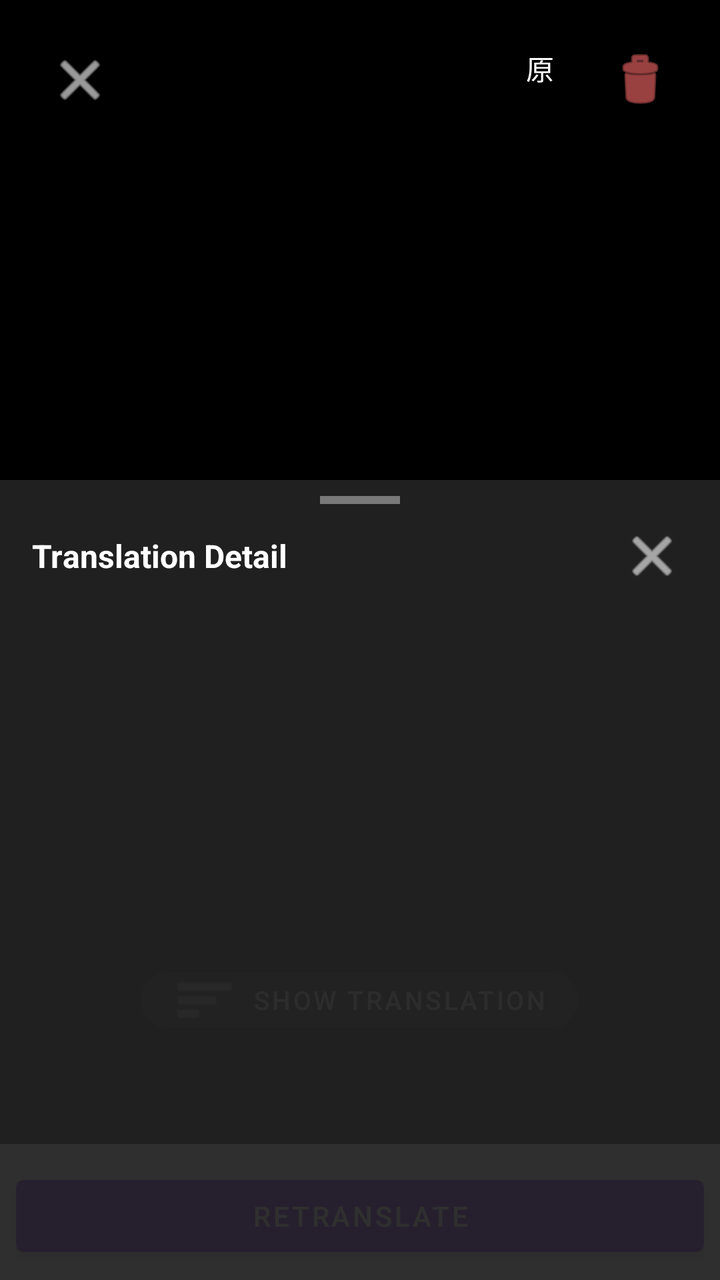
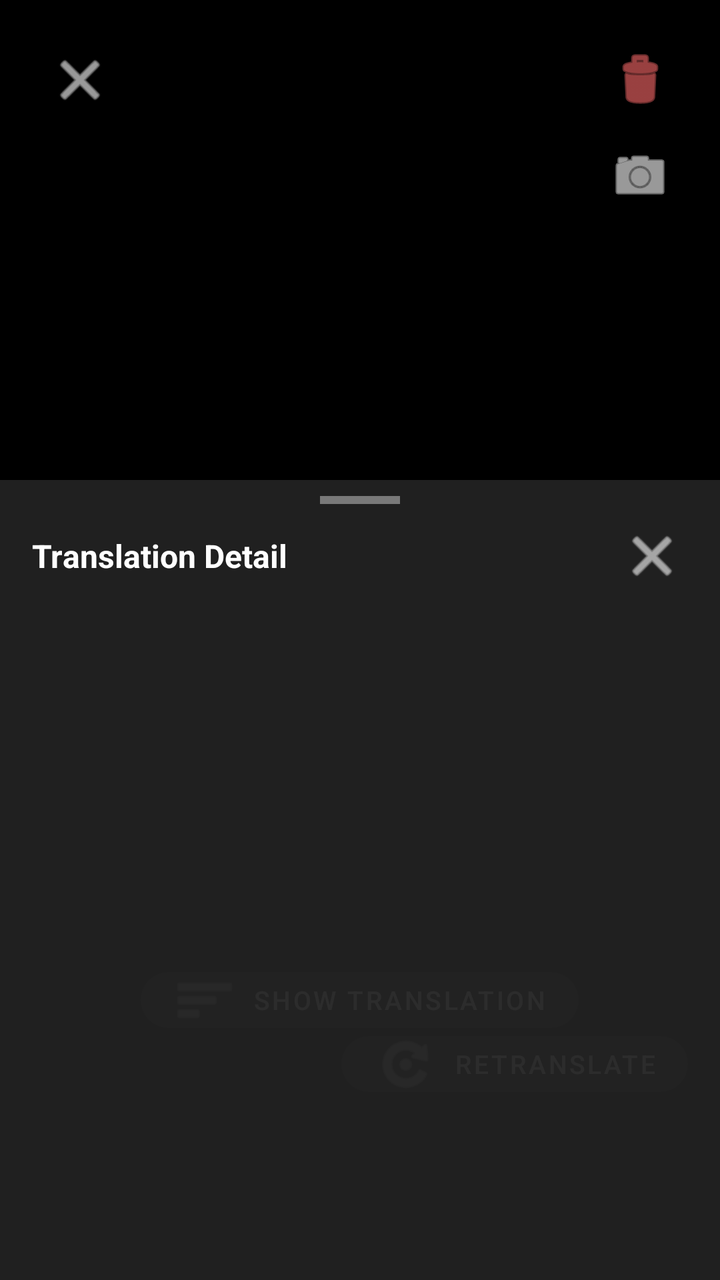

Before-and-after screenshots of an Android layout around one commit, followed by the original layout XML and the change that was made.
<!-- AndroidManifest.xml: activity theme Theme.MaterialComponents.DayNight.NoActionBar -->
<!-- res/layout/activity_manga_viewer.xml -->
<?xml version="1.0" encoding="utf-8"?>
<FrameLayout xmlns:android="http://schemas.android.com/apk/res/android"
    xmlns:app="http://schemas.android.com/apk/res-auto"
    android:layout_width="match_parent"
    android:layout_height="match_parent"
    android:background="#FF000000">

    
    <androidx.viewpager2.widget.ViewPager2
        android:id="@+id/viewPager"
        android:layout_width="match_parent"
        android:layout_height="match_parent" />

    
    <TextView
        android:id="@+id/tvPageIndicator"
        android:layout_width="wrap_content"
        android:layout_height="wrap_content"
        android:layout_gravity="top|center_horizontal"
        android:layout_marginTop="48dp"
        android:textColor="#FFFFFF"
        android:textSize="16sp"
        android:background="#80000000"
        android:paddingHorizontal="16dp"
        android:paddingVertical="6dp" />

    
    <ImageButton
        android:id="@+id/btnClose"
        android:layout_width="48dp"
        android:layout_height="48dp"
        android:layout_gravity="top|start"
        android:layout_margin="16dp"
        android:background="?attr/selectableItemBackgroundBorderless"
        android:src="@android:drawable/ic_menu_close_clear_cancel"
        android:tint="#FFFFFF" />

    
    <TextView
        android:id="@+id/btnToggleImage"
        android:layout_width="36dp"
        android:layout_height="36dp"
        android:layout_gravity="top|end"
        android:layout_marginTop="16dp"
        android:layout_marginEnd="72dp"
        android:text="原"
        android:textSize="14sp"
        android:textColor="#FFFFFF"
        android:gravity="center"
        android:background="#66000000"
        android:clickable="true"
        android:focusable="true" />

    
    <ImageButton
        android:id="@+id/btnDeleteEntry"
        android:layout_width="48dp"
        android:layout_height="48dp"
        android:layout_gravity="top|end"
        android:layout_margin="16dp"
        android:background="?attr/selectableItemBackgroundBorderless"
        android:src="@android:drawable/ic_menu_delete"
        android:tint="#FFFF6B6B"
        android:contentDescription="@string/delete" />

    
    <LinearLayout
        android:id="@+id/sizeSwitcher"
        android:layout_width="wrap_content"
        android:layout_height="wrap_content"
        android:layout_gravity="bottom|center_horizontal"
        android:layout_marginBottom="88dp"
        android:orientation="horizontal"
        android:gravity="center"
        android:background="#66000000"
        android:paddingHorizontal="4dp"
        android:paddingVertical="2dp"
        android:visibility="gone" />

    
    <com.google.android.material.button.MaterialButton
        android:id="@+id/btnShowTranslation"
        android:layout_width="wrap_content"
        android:layout_height="40dp"
        android:layout_gravity="bottom|center_horizontal"
        android:layout_marginBottom="120dp"
        android:text="@string/show_translation"
        android:textColor="#FFFFFF"
        android:textSize="13sp"
        app:backgroundTint="#CC333333"
        app:cornerRadius="20dp"
        app:icon="@android:drawable/ic_menu_sort_by_size"
        app:iconTint="#FFFFFF" />

    
    <LinearLayout
        android:id="@+id/actionBar"
        android:layout_width="match_parent"
        android:layout_height="wrap_content"
        android:orientation="vertical"
        android:layout_gravity="bottom"
        android:background="#FFFFFF"
        android:elevation="8dp"
        android:padding="8dp">

        <LinearLayout
            android:id="@+id/variantSelectorLayout"
            android:layout_width="match_parent"
            android:layout_height="wrap_content"
            android:gravity="center_vertical"
            android:visibility="gone">

            <TextView
                android:layout_width="wrap_content"
                android:layout_height="wrap_content"
                android:text="@string/history_variant_size_label"
                android:textSize="14sp"
                android:layout_marginEnd="8dp" />

            <Spinner
                android:id="@+id/spinnerVariant"
                android:layout_width="0dp"
                android:layout_height="48dp"
                android:layout_weight="1" />
        </LinearLayout>

        <LinearLayout
            android:layout_width="match_parent"
            android:layout_height="wrap_content"
            android:orientation="horizontal"
            android:layout_marginTop="4dp">

            <Button
                android:id="@+id/btnRetranslate"
                android:layout_width="match_parent"
                android:layout_height="48dp"
                android:text="@string/history_retranslate" />

        </LinearLayout>
    </LinearLayout>

    
    <LinearLayout
        android:id="@+id/bottomSheetPanel"
        android:layout_width="match_parent"
        android:layout_height="400dp"
        android:layout_gravity="bottom"
        android:orientation="vertical"
        android:background="#F0222222"
        android:elevation="8dp">

        
        <View
            android:id="@+id/dragHandle"
            android:layout_width="40dp"
            android:layout_height="4dp"
            android:layout_gravity="center_horizontal"
            android:layout_marginTop="8dp"
            android:layout_marginBottom="8dp"
            android:background="#66FFFFFF" />

        
        <LinearLayout
            android:layout_width="match_parent"
            android:layout_height="wrap_content"
            android:orientation="horizontal"
            android:gravity="center_vertical"
            android:paddingHorizontal="16dp"
            android:paddingBottom="8dp">

            <TextView
                android:layout_width="0dp"
                android:layout_height="wrap_content"
                android:layout_weight="1"
                android:text="@string/translation_detail"
                android:textColor="#FFFFFF"
                android:textSize="16sp"
                android:textStyle="bold" />

            <ImageButton
                android:id="@+id/btnCloseSheet"
                android:layout_width="36dp"
                android:layout_height="36dp"
                android:background="?attr/selectableItemBackgroundBorderless"
                android:src="@android:drawable/ic_menu_close_clear_cancel"
                android:tint="#FFFFFF" />
        </LinearLayout>

        
        <TextView
            android:id="@+id/tvTranslationInfo"
            android:layout_width="match_parent"
            android:layout_height="wrap_content"
            android:paddingHorizontal="16dp"
            android:paddingBottom="6dp"
            android:textColor="#88FFFFFF"
            android:textSize="10sp"
            android:lineSpacingExtra="2dp" />

        
        <androidx.recyclerview.widget.RecyclerView
            android:id="@+id/rvTranslationDetail"
            android:layout_width="match_parent"
            android:layout_height="0dp"
            android:layout_weight="1"
            android:paddingHorizontal="16dp"
            android:clipToPadding="false" />

    </LinearLayout>

</FrameLayout>
<!-- resources referenced by this layout -->
<resources>
  <string name="delete">Delete</string>
  <string name="history_retranslate">Retranslate</string>
  <string name="history_variant_size_label">尺寸:</string>
  <string name="show_translation">Show Translation</string>
  <string name="translation_detail">Translation Detail</string>
</resources>

<!-- the commit's change to res/layout/activity_manga_viewer.xml (unified diff, before → after) -->
@@ -36,20 +36,17 @@
         android:tint="#FFFFFF" />
 
     
-    <TextView
+    <ImageButton
         android:id="@+id/btnToggleImage"
-        android:layout_width="36dp"
-        android:layout_height="36dp"
+        android:layout_width="48dp"
+        android:layout_height="48dp"
         android:layout_gravity="top|end"
-        android:layout_marginTop="16dp"
-        android:layout_marginEnd="72dp"
-        android:text="原"
-        android:textSize="14sp"
-        android:textColor="#FFFFFF"
-        android:gravity="center"
-        android:background="#66000000"
-        android:clickable="true"
-        android:focusable="true" />
+        android:layout_marginTop="64dp"
+        android:layout_marginEnd="16dp"
+        android:background="?attr/selectableItemBackgroundBorderless"
+        android:src="@android:drawable/ic_menu_camera"
+        android:tint="#FFFFFF"
+        android:contentDescription="切换原图/译文" />
 
     
     <ImageButton
@@ -93,51 +90,32 @@
         app:iconTint="#FFFFFF" />
 
     
-    <LinearLayout
-        android:id="@+id/actionBar"
-        android:layout_width="match_parent"
-        android:layout_height="wrap_content"
-        android:orientation="vertical"
-        android:layout_gravity="bottom"
-        android:background="#FFFFFF"
-        android:elevation="8dp"
-        android:padding="8dp">
+    <Spinner
+        android:id="@+id/spinnerVariant"
+        android:layout_width="wrap_content"
+        android:layout_height="36dp"
+        android:layout_gravity="bottom|start"
+        android:layout_marginStart="16dp"
+        android:layout_marginBottom="88dp"
+        android:background="#66000000"
+        android:paddingHorizontal="8dp"
+        android:visibility="gone" />
 
-        <LinearLayout
-            android:id="@+id/variantSelectorLayout"
-            android:layout_width="match_parent"
-            android:layout_height="wrap_content"
-            android:gravity="center_vertical"
-            android:visibility="gone">
-
-            <TextView
-                android:layout_width="wrap_content"
-                android:layout_height="wrap_content"
-                android:text="@string/history_variant_size_label"
-                android:textSize="14sp"
-                android:layout_marginEnd="8dp" />
-
-            <Spinner
-                android:id="@+id/spinnerVariant"
-                android:layout_width="0dp"
-                android:layout_height="48dp"
-                android:layout_weight="1" />
-        </LinearLayout>
-
-        <LinearLayout
-            android:layout_width="match_parent"
-            android:layout_height="wrap_content"
-            android:orientation="horizontal"
-            android:layout_marginTop="4dp">
-
-            <Button
-                android:id="@+id/btnRetranslate"
-                android:layout_width="match_parent"
-                android:layout_height="48dp"
-                android:text="@string/history_retranslate" />
-
-        </LinearLayout>
-    </LinearLayout>
+    
+    <com.google.android.material.button.MaterialButton
+        android:id="@+id/btnRetranslate"
+        android:layout_width="wrap_content"
+        android:layout_height="40dp"
+        android:layout_gravity="bottom|end"
+        android:layout_marginEnd="16dp"
+        android:layout_marginBottom="88dp"
+        android:text="@string/history_retranslate"
+        android:textColor="#FFFFFF"
+        android:textSize="13sp"
+        app:backgroundTint="#CC333333"
+        app:cornerRadius="20dp"
+        app:icon="@android:drawable/ic_menu_rotate"
+        app:iconTint="#FFFFFF" />
 
     
     <LinearLayout
<!-- resource entries referenced after the edit -->
@@ -2,7 +2,6 @@
 <resources>
   <string name="delete">Delete</string>
   <string name="history_retranslate">Retranslate</string>
-  <string name="history_variant_size_label">尺寸:</string>
   <string name="show_translation">Show Translation</string>
   <string name="translation_detail">Translation Detail</string>
 </resources>
